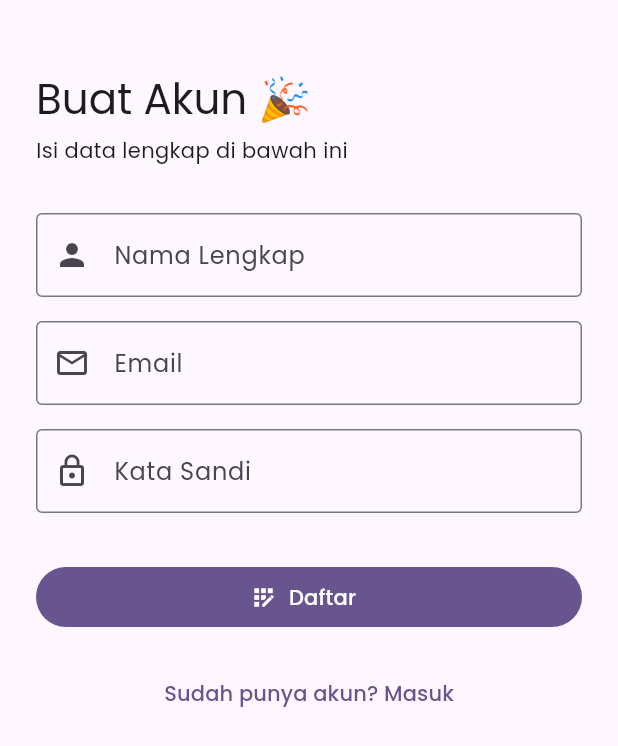
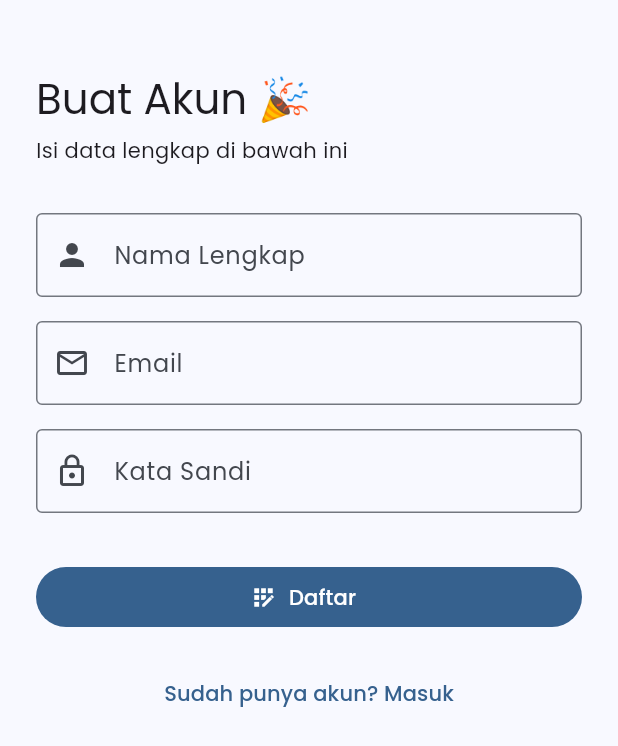
Before and after one commit to Gustyx-Power/Productly, a Flutter app: the screen it shows after launch, after a tap on "Belum punya akun? Daftar", on a phone screen of 412 x 824 dp. Shown: the top 746 px of the screen. Run offline on Flutter 3.47's test engine with Material 3 defaults, Android fonts, the phone set to English and light mode, and no system bars; our stand-ins replace audioplayers, font_awesome_flutter, google_fonts, hive, hive_flutter, lottie and 2 more; accounts and stored records are empty; generated files the repository leaves out were written again; network calls fail.

Commit message:
#46 Refactor: Improve theme configuration
This commit refactors the theme configuration in `theme_config.dart`.

- The `lightTheme` is now generated by a private helper function `_buildTheme`.
- The `seedColor` for `ColorScheme.fromSeed` has been changed from `Colors.deepPurple` to `Colors.blue`.
- The `_buildTheme` function takes a `Brightness` argument to potentially support dark themes in the future.

Signed-off-by: gustyxpower <gustiadityamuzaky08@gmail.com>

```diff
--- a/lib/theme/theme_config.dart
+++ b/lib/theme/theme_config.dart
@@ -1,9 +1,18 @@
 import 'package:flutter/material.dart';
 import 'package:google_fonts/google_fonts.dart';
 
-final ThemeData lightTheme = ThemeData(
-  useMaterial3: true,
-  brightness: Brightness.light,
-  colorScheme: ColorScheme.fromSeed(seedColor: Colors.deepPurple),
-  textTheme: GoogleFonts.poppinsTextTheme(),
-);
+final ThemeData lightTheme = _buildTheme(Brightness.light);
+
+ThemeData _buildTheme(Brightness brightness) {
+  final colorScheme = ColorScheme.fromSeed(
+    seedColor: Colors.blue,
+    brightness: brightness,
+  );
+
+  return ThemeData(
+    useMaterial3: true,
+    brightness: brightness,
+    colorScheme: colorScheme,
+    textTheme: GoogleFonts.poppinsTextTheme(),
+  );
+}
```
